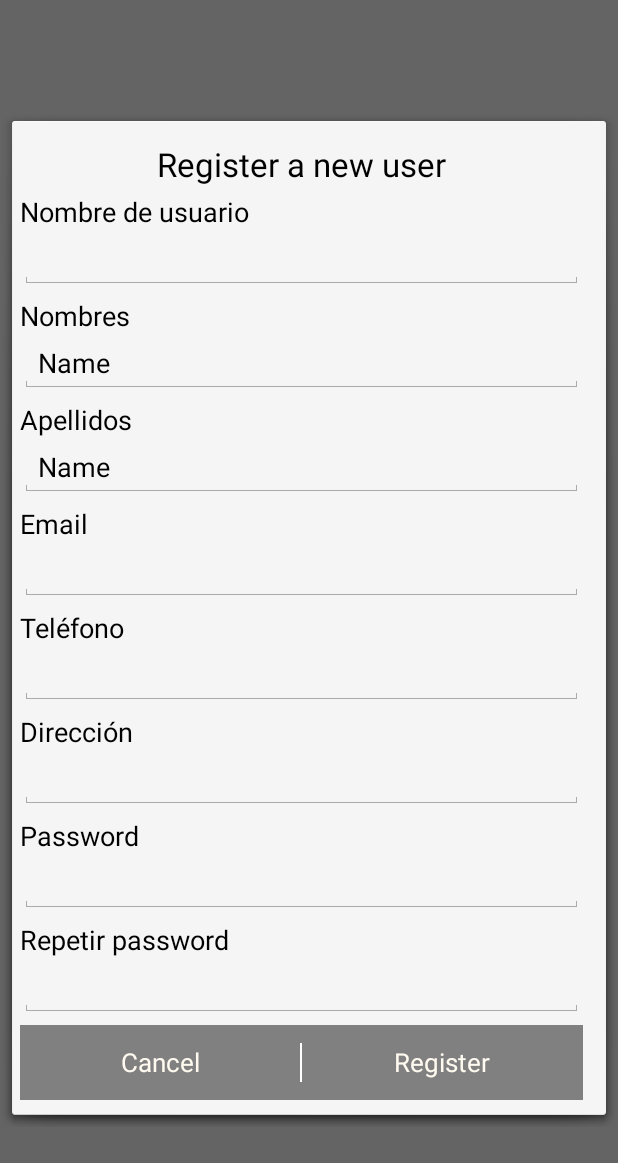
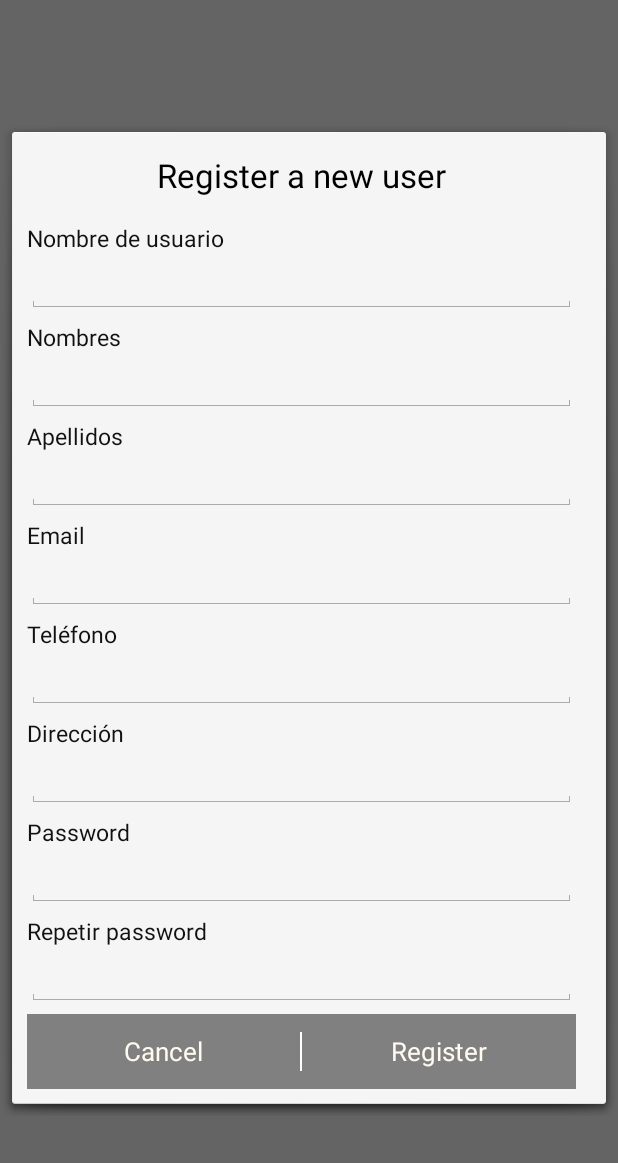
Before and after one commit to kevinsubieta/intellibusiness_app, an Android app: the LoginActivity screen opened directly, with no data from a screen before it, after a tap on "Crear nueva cuenta", on a phone screen of 412 x 824 dp. Shown: the top 1163 px of the screen. Run offline under Robolectric (Android 15) with nearby library versions, the phone set to English and light mode, and no system bars.

Commit message:
Estilos y selectores en botones.

```diff
--- a/app/src/main/res/layout/dialog_register_user.xml
+++ b/app/src/main/res/layout/dialog_register_user.xml
@@ -19,17 +19,18 @@
             android:layout_height="match_parent"
             android:orientation="vertical"
             android:scrollbars="vertical"
-            android:paddingRight="5dp"
-            android:paddingLeft="5dp"
+            android:paddingRight="10dp"
+            android:paddingLeft="10dp"
             android:scrollbarAlwaysDrawVerticalTrack="true">
 
             <TextView
                 android:layout_width="wrap_content"
                 android:layout_height="wrap_content"
+                style="@style/TextViews_dialog"
                 android:textAppearance="?android:attr/textAppearanceMedium"
                 android:text="@string/dialog_register_user_tvUserName"
                 android:id="@+id/tvUserName"
-                android:layout_marginTop="48dp"
+                android:layout_marginTop="60dp"
                 android:layout_alignParentTop="true"
                 android:layout_alignLeft="@+id/etUserName"
                 android:layout_alignStart="@+id/etUserName" />
@@ -46,6 +47,7 @@
             <TextView
                 android:layout_width="wrap_content"
                 android:layout_height="wrap_content"
+                style="@style/TextViews_dialog"
                 android:textAppearance="?android:attr/textAppearanceMedium"
                 android:text="@string/dialog_register_user_tvName"
                 android:id="@+id/tvName"
@@ -58,7 +60,7 @@
                 android:layout_width="match_parent"
                 android:layout_height="wrap_content"
                 android:inputType="textPersonName"
-                android:text="Name"
+                android:text=""
                 android:ems="10"
                 android:id="@+id/etName"
                 android:layout_below="@+id/tvName"
@@ -71,6 +73,7 @@
                 android:textAppearance="?android:attr/textAppearanceMedium"
                 android:text="@string/dialog_register_user_tvLastName"
                 android:id="@+id/tvLastName"
+                style="@style/TextViews_dialog"
                 android:layout_marginTop="5dp"
                 android:layout_below="@+id/etName"
                 android:layout_alignLeft="@+id/etName"
@@ -80,7 +83,7 @@
                 android:layout_width="match_parent"
                 android:layout_height="wrap_content"
                 android:inputType="textPersonName"
-                android:text="Name"
+                android:text=""
                 android:ems="10"
                 android:id="@+id/etLastName"
                 android:layout_below="@+id/tvLastName"
@@ -91,6 +94,7 @@
                 android:layout_height="wrap_content"
                 android:textAppearance="?android:attr/textAppearanceMedium"
                 android:text="@string/dialog_register_user_tvEmail"
+                style="@style/TextViews_dialog"
                 android:id="@+id/tvPassword"
                 android:layout_marginTop="5dp"
                 android:layout_below="@+id/etLastName"
@@ -114,6 +118,7 @@
                 android:text="@string/dialog_register_user_tvTelephone"
                 android:id="@+id/tvTelephone"
                 android:layout_marginTop="5dp"
+                style="@style/TextViews_dialog"
                 android:layout_below="@+id/etMail"
                 android:layout_alignLeft="@+id/etMail"
                 android:layout_alignStart="@+id/etMail" />
@@ -133,6 +138,7 @@
                 android:layout_height="wrap_content"
                 android:textAppearance="?android:attr/textAppearanceMedium"
                 android:text="@string/dialog_register_user_tvAddress"
+                style="@style/TextViews_dialog"
                 android:id="@+id/tvAddress"
                 android:layout_below="@+id/etTelf"
                 android:layout_marginTop="5dp"
@@ -155,6 +161,7 @@
                 android:textAppearance="?android:attr/textAppearanceMedium"
                 android:text="@string/dialog_register_user_tvPassword"
                 android:id="@+id/tvPass"
+                style="@style/TextViews_dialog"
                 android:layout_marginTop="5dp"
                 android:layout_below="@+id/etAddress"
                 android:layout_alignLeft="@+id/etAddress"
@@ -175,6 +182,7 @@
                 android:layout_height="wrap_content"
                 android:textAppearance="?android:attr/textAppearanceMedium"
                 android:text="@string/dialog_register_user_tvRepeatPassword"
+                style="@style/TextViews_dialog"
                 android:id="@+id/tvRepeatPass"
                 android:layout_marginTop="5dp"
                 android:layout_below="@+id/etPassword"
--- a/app/src/main/res/values-v21/styles.xml
+++ b/app/src/main/res/values-v21/styles.xml
@@ -4,7 +4,7 @@
         <item name="windowActionBar">false</item>
         <item name="windowNoTitle">true</item>
         <item name="android:windowDrawsSystemBarBackgrounds">true</item>
-        <item name="android:statusBarColor">@color/DeepSkyBlue</item>
+        <item name="android:statusBarColor">@color/ColorFacebookPalette</item>
     </style>
 
     <style name="Theme_Dialog_Translucent" parent="android:Theme.DeviceDefault.Dialog">
@@ -22,4 +22,10 @@
         <item name="android:textSize">@dimen/text_big</item>
     </style>
 
+    <style name="TextViews_dialog">
+
+        <item name="android:textColor">@color/colorBlack</item>
+        <item name="android:textSize">15dp</item>
+    </style>
+
 </resources>
--- a/app/src/main/res/values/colors.xml
+++ b/app/src/main/res/values/colors.xml
@@ -9,4 +9,5 @@
 
     <color name="white">#FFFAF0</color>
     <color name="DeepSkyBlue">#00BFFF</color>
+    <color name="ColorFacebookPalette" >#3b5998</color>
 </resources>
--- a/app/src/main/res/values/styles.xml
+++ b/app/src/main/res/values/styles.xml
@@ -5,7 +5,7 @@
         <!-- Customize your theme here. -->
         <item name="colorPrimary">@color/colorPrimary</item>
         <item name="colorPrimaryDark">@color/colorPrimaryDark</item>
-        <item name="colorAccent">@color/DeepSkyBlue</item>
+        <item name="colorAccent">@color/ColorFacebookPalette</item>
     </style>
 
     <style name="AppTheme.NoActionBar">
```
